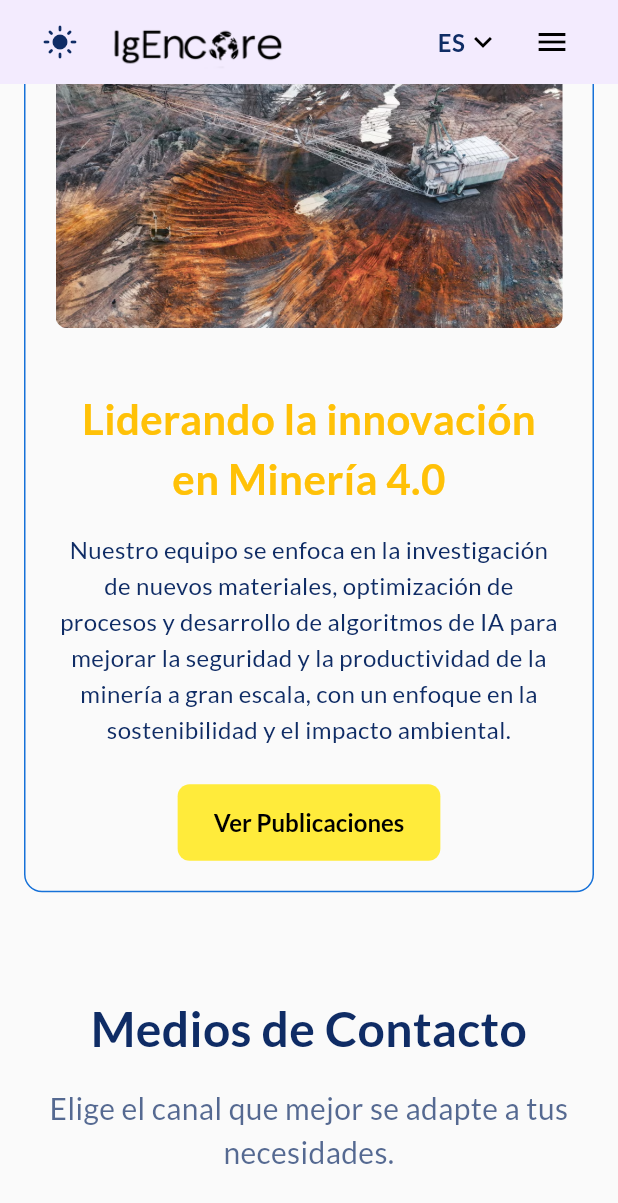
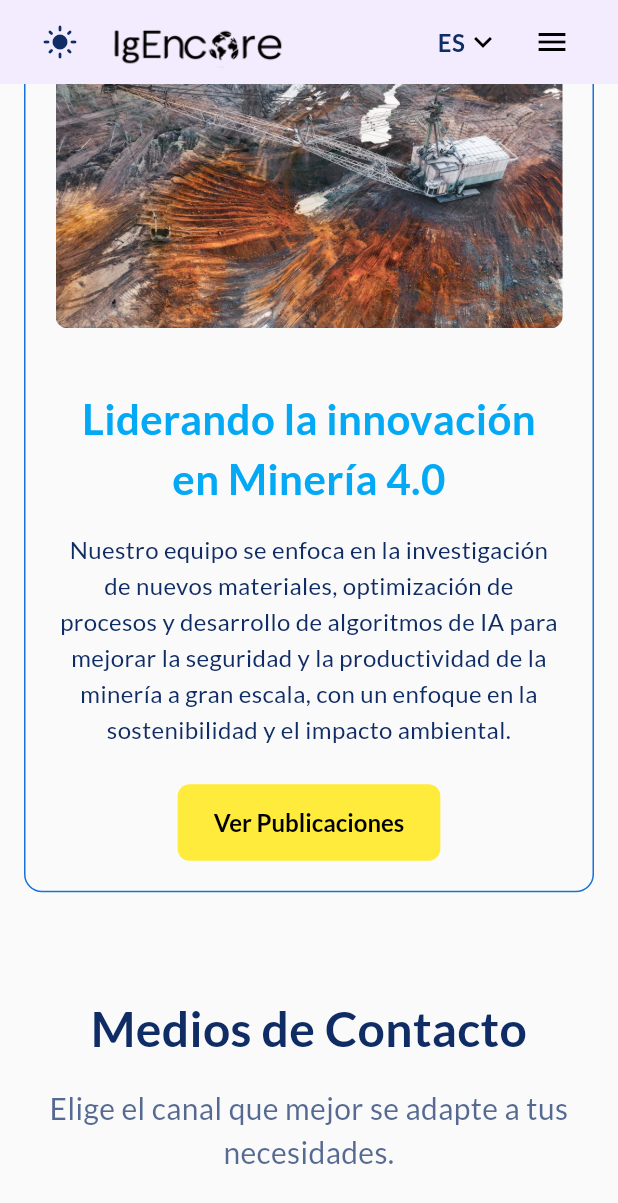
Before and after one commit to igencore/igenweb, a Flutter app: the screen it shows after launch, scrolled down 1728 dp, on a phone screen of 412 x 824 dp. Shown: the top 1203 px of the screen. Run offline on Flutter 3.47's test engine with Material 3 defaults, Android fonts, the phone set to English and light mode, and no system bars; our stand-ins replace flutter_hooks, go_router, google_fonts.

Commit message:
Version 0.9912, publishings section title change 3.

```diff
--- a/lib/publishings_section.dart
+++ b/lib/publishings_section.dart
@@ -1,4 +1,4 @@
-// Archivo: lib/publishings_section.dart (TÍTULOS CON COLORES FIJOS DE ALTO CONTRASTE)
+// Archivo: lib/publishings_section.dart (TÍTULOS CON COLORES CONDICIONALES POR PLATAFORMA)
 
 import 'package:flutter/material.dart';
 import 'package:flutter_hooks/flutter_hooks.dart';
@@ -50,15 +50,15 @@ class PublishingsSection extends StatelessWidget {
             padding: EdgeInsets.all(innerPadding),
             child: Column(
               children: [
-                // Título principal de la sección
+                // Título principal de la sección: "Publicaciones para la minería del mañana"
                 Text(
                   mainTitle,
                   textAlign: TextAlign.center,
                   style: TextStyle(
                     fontSize: 32,
                     fontWeight: FontWeight.bold,
-                    // 🚨 CAMBIO 1: Color fijo a BLANCO (Colors.white)
-                    color: Colors.white,
+                    // 🚨 CAMBIO 1: Desktop usa colorScheme.primary (azul profundo). Mobile usa blanco (alto contraste).
+                    color: isDesktop ? colorScheme.primary : Colors.white,
                   ),
                 ),
                 const SizedBox(height: 16),
@@ -111,15 +111,15 @@ class _PublishingsContent extends StatelessWidget {
         crossAxisAlignment: isDesktop ? CrossAxisAlignment.start : CrossAxisAlignment.center,
         mainAxisAlignment: MainAxisAlignment.center,
         children: [
-          // Título (secundario)
+          // Título (secundario): "Liderando la innovación en Minería 4.0"
           Text(
             contentTitle,
             textAlign: isDesktop ? TextAlign.left : TextAlign.center,
             style: TextStyle(
               fontSize: 28,
               fontWeight: FontWeight.bold,
-              // 🚨 CAMBIO 2: Color fijo a AMARILLO brillante (Colors.amber)
-              color: Colors.amber,
+              // 🚨 CAMBIO 2: Color fijo a CELESTE (Colors.lightBlue) para ambos.
+              color: Colors.lightBlue,
             ),
           ),
           const SizedBox(height: 16),
```
